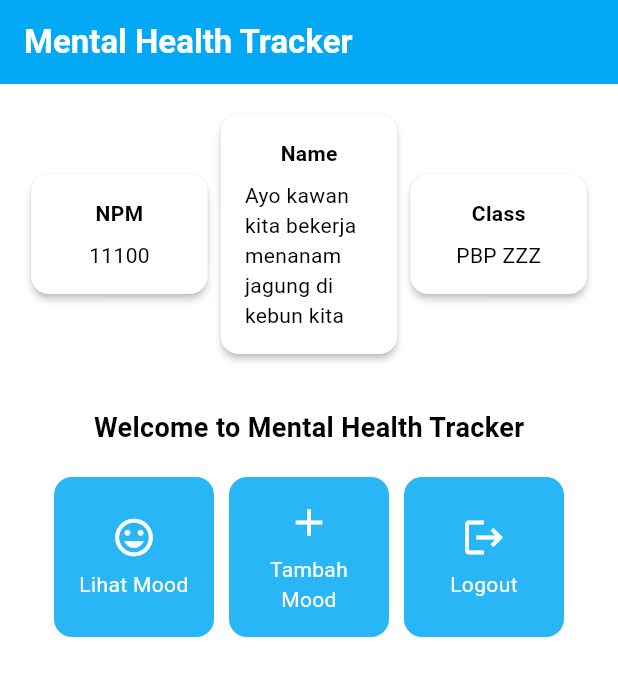
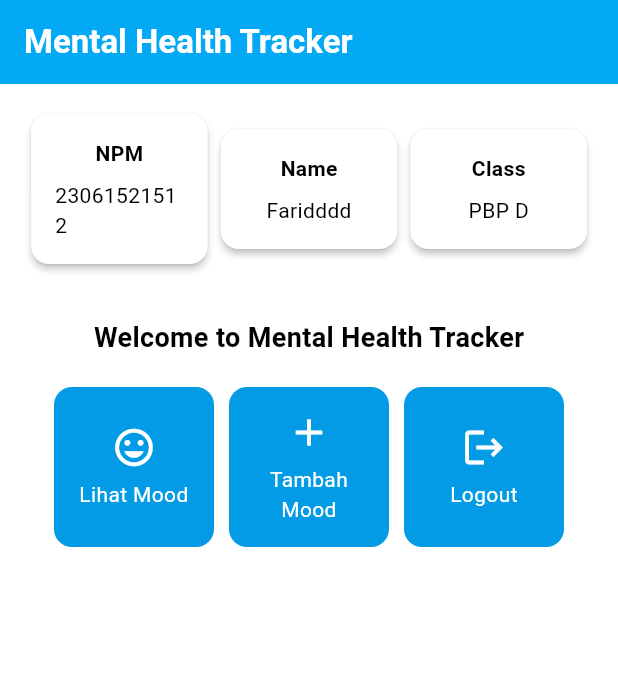
Before and after one commit to Faridhsbi/mental-health-tracker-mobile, a Flutter app: the screen it shows after launch, on a phone screen of 412 x 824 dp. Shown: the top 676 px of the screen. Run offline on Flutter 3.47's test engine with Material 3 defaults, Android fonts, the phone set to English and light mode, and no system bars.

Commit message:
ganti nama, npm, kelas

```diff
--- a/lib/main.dart
+++ b/lib/main.dart
@@ -28,9 +28,9 @@ class MyApp extends StatelessWidget {
         //
         // This works for code too, not just values: Most code changes can be
         // tested with just a hot reload.
-    colorScheme: ColorScheme.fromSwatch(
-          primarySwatch: Colors.lightBlue,
-    ).copyWith(secondary: Colors.lightBlue[400]),
+      colorScheme: ColorScheme.fromSwatch(
+            primarySwatch: Colors.lightBlue,
+      ).copyWith(secondary: Colors.lightBlue[600]),
       ),
       home: MyHomePage(),
     );
--- a/lib/menu.dart
+++ b/lib/menu.dart
@@ -2,9 +2,9 @@ import 'package:flutter/material.dart';
 
 class MyHomePage extends StatelessWidget {
     MyHomePage({super.key});
-    final String npm = '11100'; // NPM
-    final String name = 'Ayo kawan kita bekerja menanam jagung di kebun kita'; // Nama
-    final String className = 'PBP ZZZ'; // Kelas
+    final String npm = '23061521512'; // NPM
+    final String name = 'Faridddd'; // Nama
+    final String className = 'PBP D'; // Kelas
 
     final List<ItemHomepage> items = [
         ItemHomepage("Lihat Mood", Icons.mood),
```
